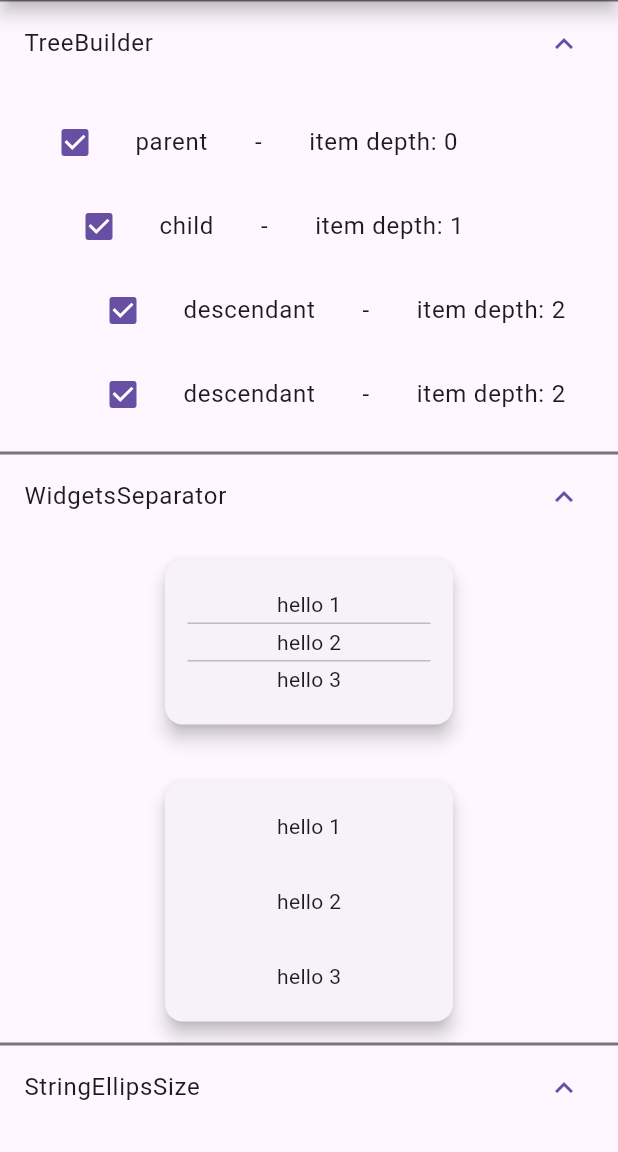
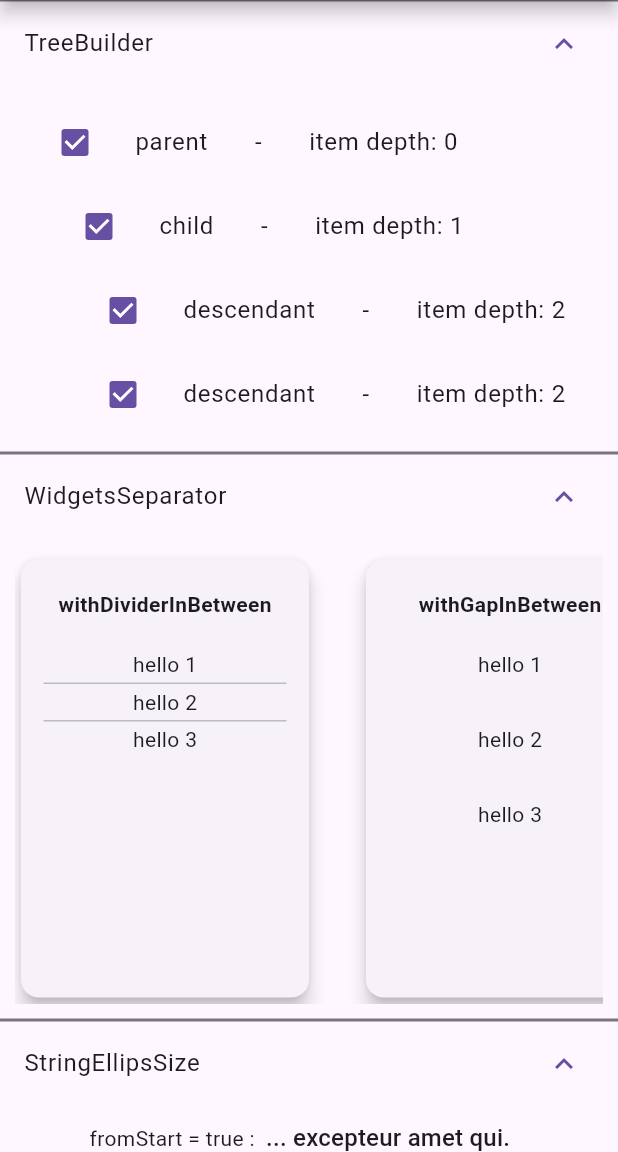
Before and after one commit to Jafar-Rezazadeh/flutter_handy_utils, a Flutter app: the screen it shows after launch, after a tap on "TreeBuilder", after a tap on "WidgetsSeparator", after a tap on "StringEllipsSize", on a phone screen of 412 x 824 dp, the part 84-1236 px from its top. Run offline on Flutter 3.47's test engine with Material 3 defaults, Android fonts, the light colour scheme and no system bars; our stand-ins replace gap.

Commit message:
feat(extensions): add withWidgetInBetween to WidgetsSeparator for custom widget separation

````diff
--- a/example/lib/examples/widget_separator_example.dart
+++ b/example/lib/examples/widget_separator_example.dart
@@ -12,12 +12,16 @@ class WidgetsSeparatorExample extends StatefulWidget {
 class _WidgetsSeparatorExampleState extends State<WidgetsSeparatorExample> {
   @override
   Widget build(BuildContext context) {
-    return Column(
-      mainAxisAlignment: MainAxisAlignment.center,
+    return SizedBox(
+      height: 300,
+      child: ListView(
+        scrollDirection: Axis.horizontal,
         children: [
           _withDivider(),
           _withGap(),
+          _withWidget(),
         ].withGapInBetween(30),
+      ),
     );
   }
 
@@ -30,6 +34,9 @@ class _WidgetsSeparatorExampleState extends State<WidgetsSeparatorExample> {
           padding: const EdgeInsets.symmetric(vertical: 20, horizontal: 10),
           child: Column(
             children: [
+              _titleWidget("withDividerInBetween"),
+              Column(
+                children: [
                   const Text("hello 1"),
                   const Text("hello 2"),
                   const Text("hello 3"),
@@ -41,7 +48,22 @@ class _WidgetsSeparatorExampleState extends State<WidgetsSeparatorExample> {
                   thickness: 1,
                 ),
               ),
+            ],
           ),
+        ),
+      ),
+    );
+  }
+
+  Widget _titleWidget(String title) {
+    return Padding(
+      padding: const EdgeInsets.only(bottom: 20),
+      child: Text(
+        title,
+        style: Theme.of(context)
+            .textTheme
+            .bodyMedium
+            ?.copyWith(fontWeight: FontWeight.bold),
       ),
     );
   }
@@ -55,10 +77,44 @@ class _WidgetsSeparatorExampleState extends State<WidgetsSeparatorExample> {
           padding: const EdgeInsets.symmetric(vertical: 20, horizontal: 10),
           child: Column(
             children: [
+              _titleWidget("withGapInBetween"),
+              Column(
+                children: [
                   const Text("hello 1"),
                   const Text("hello 2"),
                   const Text("hello 3"),
                 ].withGapInBetween(30),
+              ),
+            ],
+          ),
+        ),
+      ),
+    );
+  }
+
+  Widget _withWidget() {
+    return SizedBox(
+      width: 200,
+      child: Card(
+        elevation: 5,
+        child: Padding(
+          padding: const EdgeInsets.symmetric(vertical: 20, horizontal: 10),
+          child: Column(
+            children: [
+              _titleWidget("withWidgetInBetween"),
+              Column(
+                children: [
+                  const Text("hello 1"),
+                  const Text("hello 2"),
+                  const Text("hello 3"),
+                ].withWidgetInBetween(
+                  const Padding(
+                    padding: EdgeInsets.symmetric(vertical: 10),
+                    child: Icon(Icons.arrow_downward),
+                  ),
+                ),
+              ),
+            ],
           ),
         ),
       ),
--- a/example/lib/main.dart
+++ b/example/lib/main.dart
@@ -25,7 +25,7 @@ class MainApp extends StatelessWidget {
           backgroundColor: Colors.white,
           centerTitle: true,
         ),
-        body: Column(
+        body: ListView(
           children: [
             _treeBuilder(),
             _widgetsSeparator(),
--- a/lib/extensions/widgets_separator_.dart
+++ b/lib/extensions/widgets_separator_.dart
@@ -15,21 +15,13 @@ extension WidgetsSeparator on List<Widget> {
   List<Widget> withGapInBetween(double gapSize) {
     List<Widget> separatedList = <Widget>[];
 
-    length > 0 ? separatedList.add(first) : null;
-
-    map(
-      (e) {
-        if (_isNotFirstAndLastItem(e)) {
-          separatedList.addAll([Gap(gapSize), e]);
-        }
-      },
-    ).toList();
+    for (var i = 0; i < length; i++) {
+      separatedList.add(this[i]);
+      ifNotLast(i) ? separatedList.add(Gap(gapSize)) : null;
+    }
 
     return separatedList;
   }
-
-  bool _isNotFirstAndLastItem(Widget e) =>
-      indexOf(e) > 0 && indexOf(e) < length;
 
   /// [withDividerInBetween] Returns a new list with dividers between each widget.
   ///
@@ -56,9 +48,6 @@ extension WidgetsSeparator on List<Widget> {
     double? endIndent,
   }) {
     List<Widget> separatedList = <Widget>[];
-
-    length > 0 ? separatedList.add(first) : null;
-
     final divider = Divider(
       color: color,
       height: height,
@@ -67,14 +56,34 @@ extension WidgetsSeparator on List<Widget> {
       endIndent: endIndent,
     );
 
-    map(
-      (e) {
-        if (_isNotFirstAndLastItem(e)) {
-          separatedList.addAll([divider, e]);
-        }
-      },
-    ).toList();
+    for (var i = 0; i < length; i++) {
+      separatedList.add(this[i]);
+      ifNotLast(i) ? separatedList.add(divider) : null;
+    }
 
     return separatedList;
   }
+
+  /// [withWidgetInBetween] Returns a new list with the given widget inserted between each element of the original list.
+  ///
+  /// The [widget] parameter specifies the widget to insert between each item.
+  ///
+  /// If the list is empty, an empty list is returned.
+  ///
+  /// Example:
+  /// ```dart
+  /// List<Widget> widgets = [Widget1(), Widget2(), Widget3()];
+  /// List<Widget> separatedWidgets = widgets.withWidgetInBetween(SizedBox(width: 8));
+  /// ```
+  List<Widget> withWidgetInBetween(Widget widget) {
+    final separatedList = <Widget>[];
+
+    for (int i = 0; i < length; i++) {
+      separatedList.add(this[i]);
+      ifNotLast(i) ? separatedList.add(widget) : null;
+    }
+    return separatedList;
+  }
+
+  bool ifNotLast(int i) => i != length - 1;
 }
--- a/pubspec.yaml
+++ b/pubspec.yaml
@@ -1,6 +1,6 @@
 name: flutter_handy_utils
 description: "The `flutter_handy_utils` package is a community-driven project designed to simplify common tasks in Flutter development"
-version: 2.2.1
+version: 2.2.2
 repository: https://github.com/jafar-rezazadeh/flutter_handy_utils
 
 environment:
````
Also changed, not shown: 3 other files. Lines whose indentation alone changed are shown as unchanged.
